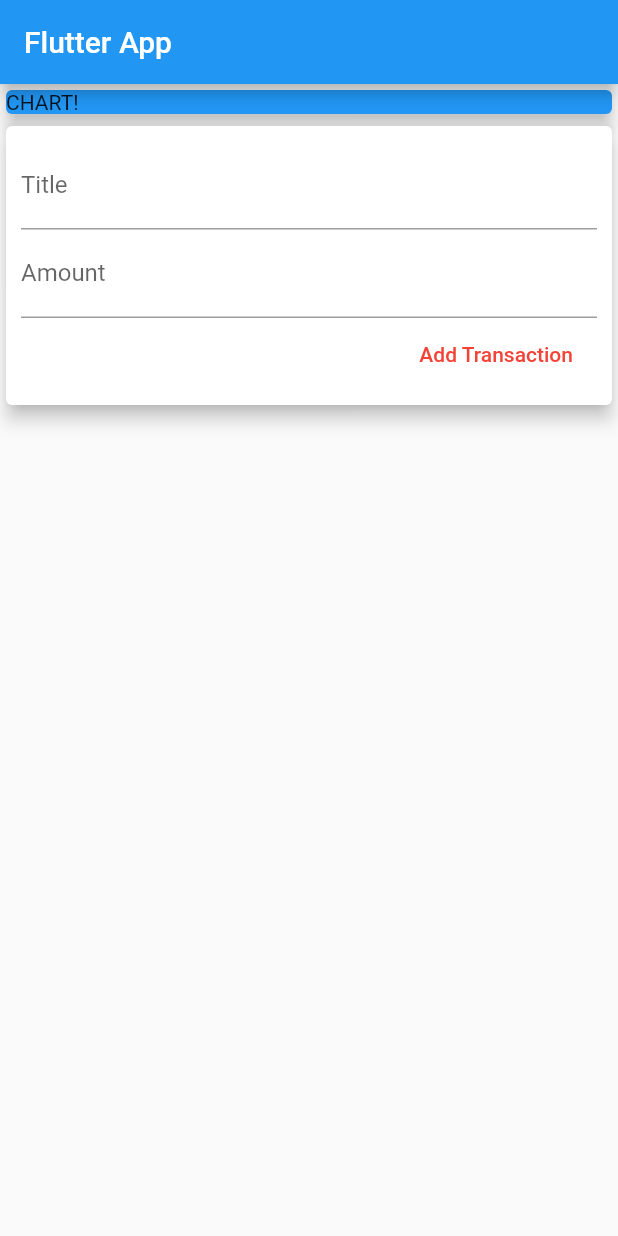
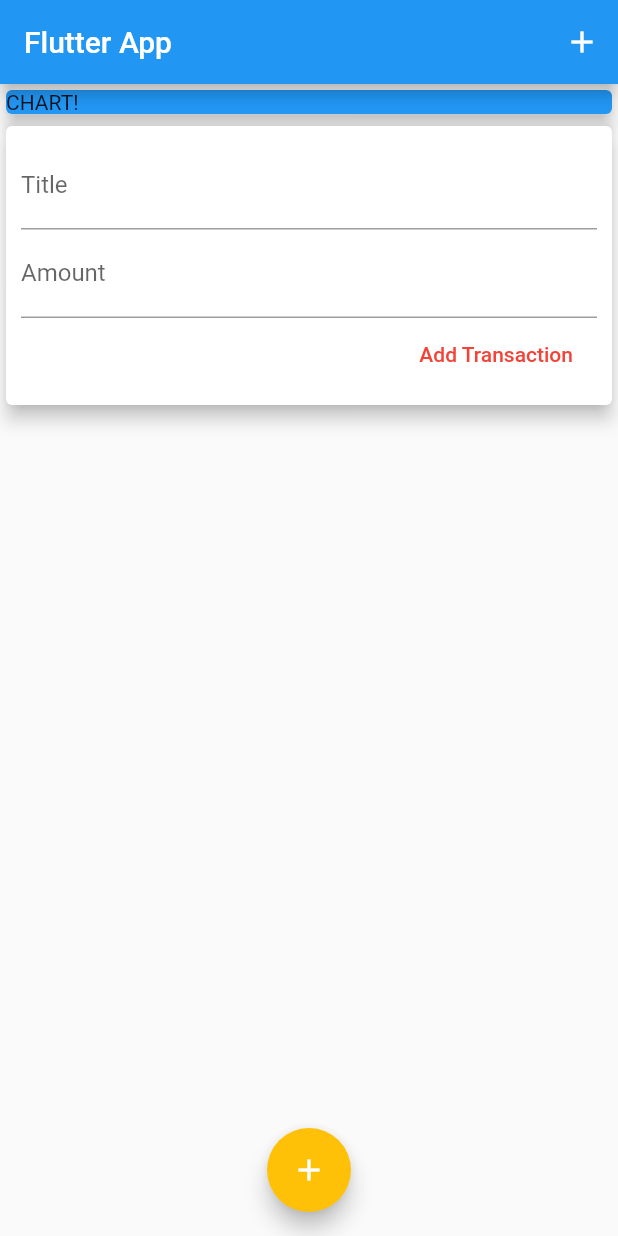
Before and after one commit to LifeofAGeek/flutter-Apps, a Flutter app: the screen it shows after launch, after a tap on "Add Transaction", on a phone screen of 412 x 824 dp. Run offline on Flutter 3.47's test engine with Material 2 defaults, Android fonts, the phone set to English and light mode, and no system bars.

Commit message:
added dart files

```diff
--- a/expense_manager/lib/main.dart
+++ b/expense_manager/lib/main.dart
@@ -22,8 +22,12 @@ class MyHomePage extends StatelessWidget {
     return Scaffold(
       appBar: AppBar(
         title: Text('Flutter App'),
+        actions: <Widget>[
+          IconButton(icon: Icon(Icons.add), onPressed: () {}),
+        ],
       ),
-      body: Column(
+      body: SingleChildScrollView(
+        child: Column(
           // mainAxisAlignment: MainAxisAlignment.start,
           crossAxisAlignment: CrossAxisAlignment.stretch,
           children: <Widget>[
@@ -38,6 +42,13 @@ class MyHomePage extends StatelessWidget {
             UserTransactions()
           ],
         ),
+      ),
+      floatingActionButtonLocation: FloatingActionButtonLocation.centerFloat,
+      floatingActionButton: FloatingActionButton(
+        child: Icon(Icons.add),
+        onPressed: () {},
+        backgroundColor: Colors.amber,
+      ),
     );
   }
 }
--- a/expense_manager/lib/widgets/new_transactions.dart
+++ b/expense_manager/lib/widgets/new_transactions.dart
@@ -6,6 +6,20 @@ class NewTransaction extends StatelessWidget {
   final amountController = TextEditingController();
 
   NewTransaction(this.addTx);
+
+  void submitData() {
+    final val1 = titleController.text;
+    final val2 = double.parse(amountController.text);
+
+    if (val1.isEmpty || val2 <= 0) {
+      return;
+    }
+
+    addTx(
+      titleController.text,
+      double.parse(amountController.text),
+    );
+  }
 
   @override
   Widget build(BuildContext context) {
@@ -19,20 +33,18 @@ class NewTransaction extends StatelessWidget {
             TextField(
               decoration: InputDecoration(labelText: 'Title'),
               controller: titleController,
+              onSubmitted: (_) => submitData(),
             ),
             TextField(
               decoration: InputDecoration(labelText: 'Amount'),
               controller: amountController,
+              keyboardType: TextInputType.number,
+              onSubmitted: (_) => submitData(),
             ),
             FlatButton(
               child: Text('Add Transaction'),
               textColor: Colors.red,
-              onPressed: () {
-                addTx(
-                  titleController.text,
-                  double.parse(amountController.text),
-                );
-              },
+              onPressed: submitData,
             ),
           ],
         ),
--- a/expense_manager/lib/widgets/transactions_list.dart
+++ b/expense_manager/lib/widgets/transactions_list.dart
@@ -9,8 +9,10 @@ class TransactionList extends StatelessWidget {
 
   @override
   Widget build(BuildContext context) {
-    return Column(
-      children: transactions.map((tx) {
+    return Container(
+      height: 400,
+      child: ListView.builder(
+        itemBuilder: (cntx, index) {
           return Card(
             child: Row(
               children: <Widget>[
@@ -21,11 +23,13 @@ class TransactionList extends StatelessWidget {
                   ),
                   decoration: BoxDecoration(
                     border: Border.all(
-                      color: Colors.black, width: 2, style: BorderStyle.solid),
+                        color: Colors.black,
+                        width: 2,
+                        style: BorderStyle.solid),
                   ),
                   padding: EdgeInsets.all(10),
                   child: Text(
-                  '\u{20B9}${tx.amount}',
+                    '\u{20B9}${transactions[index].amount.toStringAsFixed(2)}',
                     style: TextStyle(
                         fontWeight: FontWeight.bold,
                         fontSize: 20,
@@ -36,11 +40,14 @@ class TransactionList extends StatelessWidget {
                   crossAxisAlignment: CrossAxisAlignment.start,
                   children: <Widget>[
                     Text(
-                    tx.title,
-                    style: TextStyle(fontSize: 15, fontWeight: FontWeight.bold),
+                      transactions[index].title,
+                      style:
+                          TextStyle(fontSize: 15, fontWeight: FontWeight.bold),
                     ),
                     Text(
-                    DateFormat.yMMMMEEEEd().add_jm().format(tx.date),
+                      DateFormat.yMMMMEEEEd()
+                          .add_jm()
+                          .format(transactions[index].date),
                       style: TextStyle(
                           fontSize: 15,
                           color: Colors.grey,
@@ -51,7 +58,9 @@ class TransactionList extends StatelessWidget {
               ],
             ),
           );
-      }).toList(),
+        },
+        itemCount: transactions.length,
+      ),
     );
   }
 }
```
Lines whose indentation alone changed are shown as unchanged.
